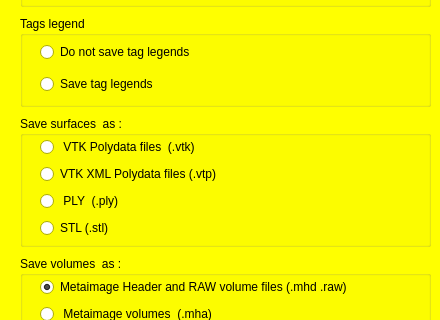
Old version of the form MorphoDig/Qt/mqSaveNTWDialog.ui in the repository morphomuseum/MorphoDig; both pictures show x 0 to 440 and y 94 to 414 of the 440 by 636 pixel window.
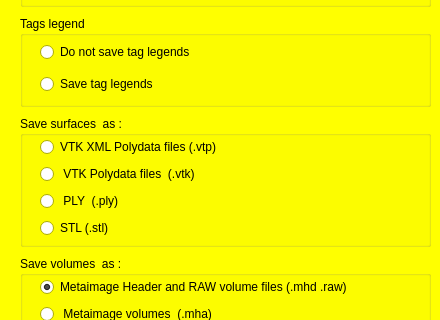
New version of the form.

```diff
--- a/MorphoDig/Qt/mqSaveNTWDialog.ui
+++ b/MorphoDig/Qt/mqSaveNTWDialog.ui
@@ -578,16 +578,16 @@
     </property>
     <layout class="QVBoxLayout" name="verticalLayout1_7">
      <item>
-      <widget class="QRadioButton" name="VTK">
+      <widget class="QRadioButton" name="VTP">
        <property name="text">
-        <string> VTK Polydata files  (.vtk)</string>
+        <string>VTK XML Polydata files (.vtp)</string>
        </property>
       </widget>
      </item>
      <item>
-      <widget class="QRadioButton" name="VTP">
+      <widget class="QRadioButton" name="VTK">
        <property name="text">
-        <string>VTK XML Polydata files (.vtp)</string>
+        <string> VTK Polydata files  (.vtk)</string>
        </property>
       </widget>
      </item>
```
